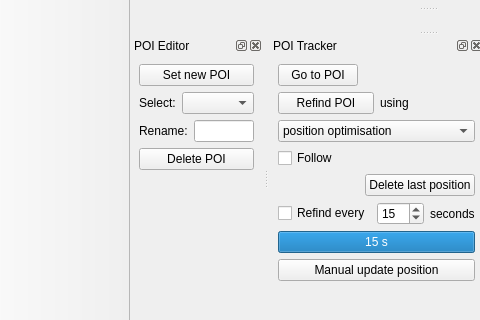
First picture: the form in gui/PoiManager/PoiManagerGuiUI.ui, repository Ulm-IQO/qudi, before the edit; both pictures show x 0 to 480 and y 427 to 747 of the 725 by 747 pixel window.
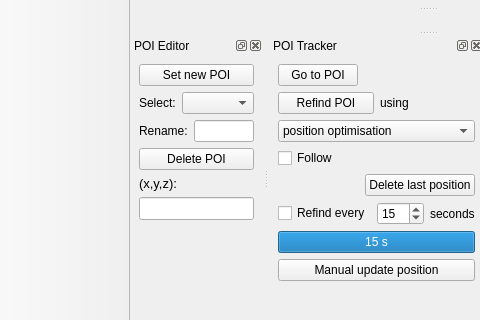
Second picture: the form after the edit. Icons and pictures are not drawn. Custom widgets are drawn as their Qt base class.

Commit message: Improved the refocus (x,y,z) position display (it is now easier to copy and paste into wiki logs).  Added the same display for active POI in the POI manager gui.

```diff
--- a/gui/PoiManager/PoiManagerGuiUI.ui
+++ b/gui/PoiManager/PoiManagerGuiUI.ui
@@ -6,7 +6,7 @@
    <rect>
     <x>0</x>
     <y>0</y>
-    <width>599</width>
+    <width>677</width>
     <height>747</height>
    </rect>
   </property>
@@ -139,6 +139,36 @@
        </property>
       </widget>
      </item>
+     <item>
+      <widget class="QLabel" name="label_9">
+       <property name="font">
+        <font>
+         <pointsize>10</pointsize>
+        </font>
+       </property>
+       <property name="text">
+        <string>(x,y,z):</string>
+       </property>
+      </widget>
+     </item>
+     <item>
+      <widget class="QLineEdit" name="poi_coords_ViewWidget">
+       <property name="maximumSize">
+        <size>
+         <width>200</width>
+         <height>16777215</height>
+        </size>
+       </property>
+       <property name="font">
+        <font>
+         <pointsize>10</pointsize>
+        </font>
+       </property>
+       <property name="readOnly">
+        <bool>true</bool>
+       </property>
+      </widget>
+     </item>
      <item>
       <spacer name="verticalSpacer_2">
        <property name="orientation">
```
Left out of the diff: 2 changed lines with no effect on the pictures. The commit also changes 5 other files.
